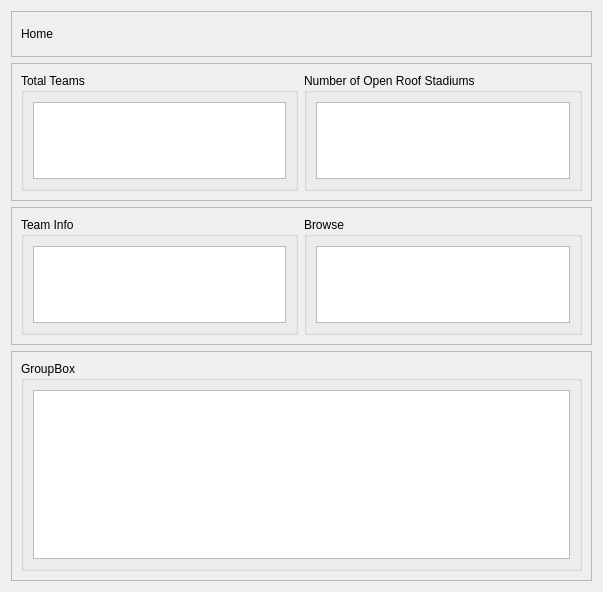
Old version of the form src/homepage/homepage.ui in the repository ZacharyOllivierre/Project-2.
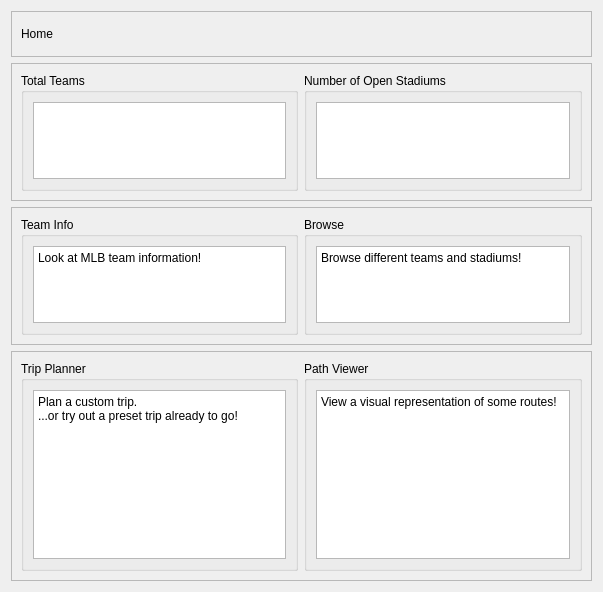
New version of the form.

Commit message: Final- import wokring,reset cart, homepage

```diff
--- a/src/homepage/homepage.ui
+++ b/src/homepage/homepage.ui
@@ -57,7 +57,7 @@
       <item>
        <widget class="QGroupBox" name="openStadiumBox">
         <property name="title">
-         <string>Number of Open Roof Stadiums</string>
+         <string>Number of Open Stadiums</string>
         </property>
         <layout class="QVBoxLayout" name="verticalLayout_6">
          <item>
@@ -85,7 +85,21 @@
         </property>
         <layout class="QVBoxLayout" name="verticalLayout_4">
          <item>
-          <widget class="QTextEdit" name="teamInfoText"/>
+          <widget class="QTextEdit" name="teamInfoText">
+           <property name="readOnly">
+            <bool>true</bool>
+           </property>
+           <property name="html">
+            <string>&lt;!DOCTYPE HTML PUBLIC &quot;-//W3C//DTD HTML 4.0//EN&quot; &quot;http://www.w3.org/TR/REC-html40/strict.dtd&quot;&gt;
+&lt;html&gt;&lt;head&gt;&lt;meta name=&quot;qrichtext&quot; content=&quot;1&quot; /&gt;&lt;meta charset=&quot;utf-8&quot; /&gt;&lt;style type=&quot;text/css&quot;&gt;
+p, li { white-space: pre-wrap; }
+hr { height: 1px; border-width: 0; }
+li.unchecked::marker { content: &quot;\2610&quot;; }
+li.checked::marker { content: &quot;\2612&quot;; }
+&lt;/style&gt;&lt;/head&gt;&lt;body style=&quot; font-family:'Segoe UI'; font-size:9pt; font-weight:400; font-style:normal;&quot;&gt;
+&lt;p style=&quot; margin-top:0px; margin-bottom:0px; margin-left:0px; margin-right:0px; -qt-block-indent:0; text-indent:0px;&quot;&gt;Look at MLB team information!&lt;/p&gt;&lt;/body&gt;&lt;/html&gt;</string>
+           </property>
+          </widget>
          </item>
         </layout>
        </widget>
@@ -97,7 +111,21 @@
         </property>
         <layout class="QVBoxLayout" name="verticalLayout_5">
          <item>
-          <widget class="QTextEdit" name="browseText"/>
+          <widget class="QTextEdit" name="browseText">
+           <property name="readOnly">
+            <bool>true</bool>
+           </property>
+           <property name="html">
+            <string>&lt;!DOCTYPE HTML PUBLIC &quot;-//W3C//DTD HTML 4.0//EN&quot; &quot;http://www.w3.org/TR/REC-html40/strict.dtd&quot;&gt;
+&lt;html&gt;&lt;head&gt;&lt;meta name=&quot;qrichtext&quot; content=&quot;1&quot; /&gt;&lt;meta charset=&quot;utf-8&quot; /&gt;&lt;style type=&quot;text/css&quot;&gt;
+p, li { white-space: pre-wrap; }
+hr { height: 1px; border-width: 0; }
+li.unchecked::marker { content: &quot;\2610&quot;; }
+li.checked::marker { content: &quot;\2612&quot;; }
+&lt;/style&gt;&lt;/head&gt;&lt;body style=&quot; font-family:'Segoe UI'; font-size:9pt; font-weight:400; font-style:normal;&quot;&gt;
+&lt;p style=&quot; margin-top:0px; margin-bottom:0px; margin-left:0px; margin-right:0px; -qt-block-indent:0; text-indent:0px;&quot;&gt;Browse different teams and stadiums!&lt;/p&gt;&lt;/body&gt;&lt;/html&gt;</string>
+           </property>
+          </widget>
          </item>
         </layout>
        </widget>
@@ -117,11 +145,52 @@
       <item>
        <widget class="QGroupBox" name="tripPlannerBox">
         <property name="title">
-         <string>GroupBox</string>
+         <string>Trip Planner</string>
+        </property>
+        <layout class="QVBoxLayout" name="verticalLayout_8">
+         <item>
+          <widget class="QTextEdit" name="tripPlannerText">
+           <property name="readOnly">
+            <bool>true</bool>
+           </property>
+           <property name="html">
+            <string>&lt;!DOCTYPE HTML PUBLIC &quot;-//W3C//DTD HTML 4.0//EN&quot; &quot;http://www.w3.org/TR/REC-html40/strict.dtd&quot;&gt;
+&lt;html&gt;&lt;head&gt;&lt;meta name=&quot;qrichtext&quot; content=&quot;1&quot; /&gt;&lt;meta charset=&quot;utf-8&quot; /&gt;&lt;style type=&quot;text/css&quot;&gt;
+p, li { white-space: pre-wrap; }
+hr { height: 1px; border-width: 0; }
+li.unchecked::marker { content: &quot;\2610&quot;; }
+li.checked::marker { content: &quot;\2612&quot;; }
+&lt;/style&gt;&lt;/head&gt;&lt;body style=&quot; font-family:'Segoe UI'; font-size:9pt; font-weight:400; font-style:normal;&quot;&gt;
+&lt;p style=&quot; margin-top:0px; margin-bottom:0px; margin-left:0px; margin-right:0px; -qt-block-indent:0; text-indent:0px;&quot;&gt;Plan a custom trip.&lt;/p&gt;
+&lt;p style=&quot; margin-top:0px; margin-bottom:0px; margin-left:0px; margin-right:0px; -qt-block-indent:0; text-indent:0px;&quot;&gt;...or try out a preset trip already to go!&lt;/p&gt;&lt;/body&gt;&lt;/html&gt;</string>
+           </property>
+          </widget>
+         </item>
+        </layout>
+       </widget>
+      </item>
+      <item>
+       <widget class="QGroupBox" name="pathViewerBox">
+        <property name="title">
+         <string>Path Viewer</string>
         </property>
         <layout class="QVBoxLayout" name="verticalLayout_3">
          <item>
-          <widget class="QTextEdit" name="tripPlannerText"/>
+          <widget class="QTextEdit" name="pathViewerText">
+           <property name="readOnly">
+            <bool>true</bool>
+           </property>
+           <property name="html">
+            <string>&lt;!DOCTYPE HTML PUBLIC &quot;-//W3C//DTD HTML 4.0//EN&quot; &quot;http://www.w3.org/TR/REC-html40/strict.dtd&quot;&gt;
+&lt;html&gt;&lt;head&gt;&lt;meta name=&quot;qrichtext&quot; content=&quot;1&quot; /&gt;&lt;meta charset=&quot;utf-8&quot; /&gt;&lt;style type=&quot;text/css&quot;&gt;
+p, li { white-space: pre-wrap; }
+hr { height: 1px; border-width: 0; }
+li.unchecked::marker { content: &quot;\2610&quot;; }
+li.checked::marker { content: &quot;\2612&quot;; }
+&lt;/style&gt;&lt;/head&gt;&lt;body style=&quot; font-family:'Segoe UI'; font-size:9pt; font-weight:400; font-style:normal;&quot;&gt;
+&lt;p style=&quot; margin-top:0px; margin-bottom:0px; margin-left:0px; margin-right:0px; -qt-block-indent:0; text-indent:0px;&quot;&gt;View a visual representation of some routes!&lt;/p&gt;&lt;/body&gt;&lt;/html&gt;</string>
+           </property>
+          </widget>
          </item>
         </layout>
        </widget>
```
Left out of the diff: 44 changed lines with no effect on the pictures. The commit also changes 9 other files.
